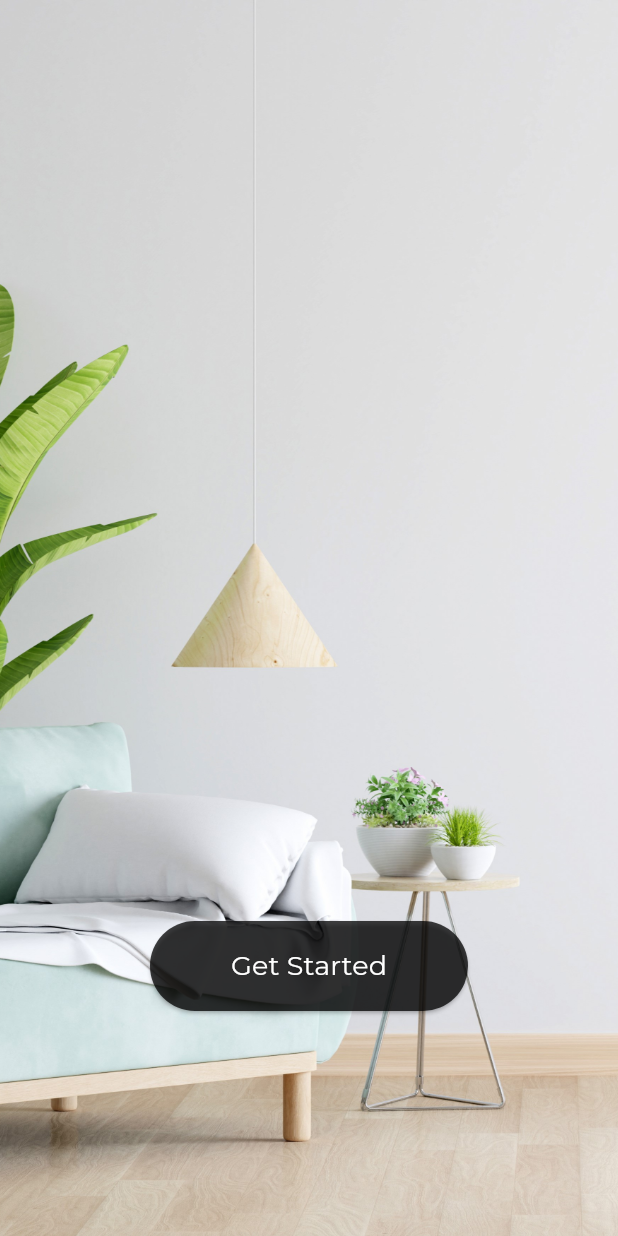
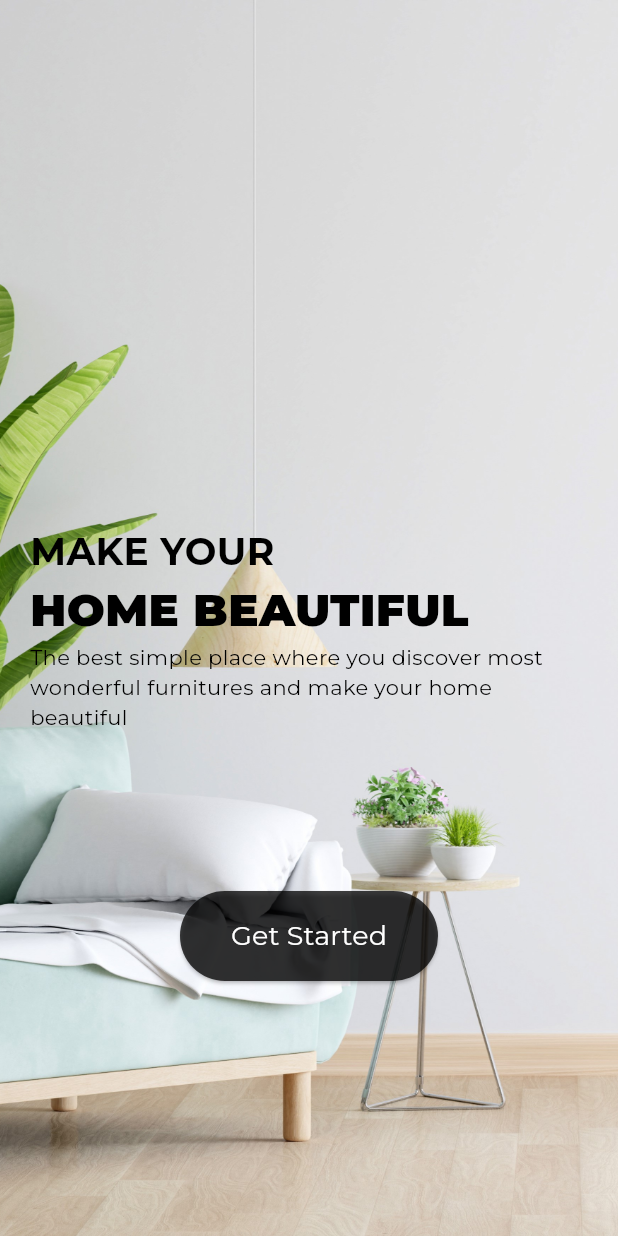
Before and after one commit to IrshadPeruvallur/ecommerce_app_api, a Flutter app: the screen it shows after launch, on a phone screen of 412 x 824 dp. Run offline on Flutter 3.47's test engine with Material 3 defaults, Android fonts, the phone set to English and light mode, and no system bars; our stand-ins replace dio, google_fonts; missing offline and left inert: enefty_icons.

Commit message:
updated home screen

```diff
--- a/lib/view/welcome/welcome.dart
+++ b/lib/view/welcome/welcome.dart
@@ -7,6 +7,7 @@ class Welcome extends StatelessWidget {
 
   @override
   Widget build(BuildContext context) {
+    Size size = MediaQuery.of(context).size;
     return Scaffold(
       body: Container(
         width: double.infinity,
@@ -17,8 +18,27 @@ class Welcome extends StatelessWidget {
             fit: BoxFit.cover,
           ),
         ),
+        child: Padding(
+          padding: const EdgeInsets.all(20.0),
           child: Stack(
             children: [
+              Column(
+                crossAxisAlignment: CrossAxisAlignment.start,
+                children: [
+                  SizedBox(
+                    height: size.height * .4,
+                  ),
+                  Text(
+                    'MAKE YOUR',
+                    style: TextStyle(fontSize: 25, fontWeight: FontWeight.w700),
+                  ),
+                  Text('HOME BEAUTIFUL',
+                      style:
+                          TextStyle(fontSize: 30, fontWeight: FontWeight.w900)),
+                  Text(
+                      'The best simple place where you discover most wonderful furnitures and make your home beautiful'),
+                ],
+              ),
               Positioned(
                 bottom: 150,
                 left: 100,
@@ -38,6 +58,7 @@ class Welcome extends StatelessWidget {
             ],
           ),
         ),
+      ),
     );
   }
 }
```
Also changed, not shown: lib/view/home.dart (+96 -7 lines), lib/view/widgets/home_widget.dart (added, +46 -0 lines). Lines whose indentation alone changed are shown as unchanged.
